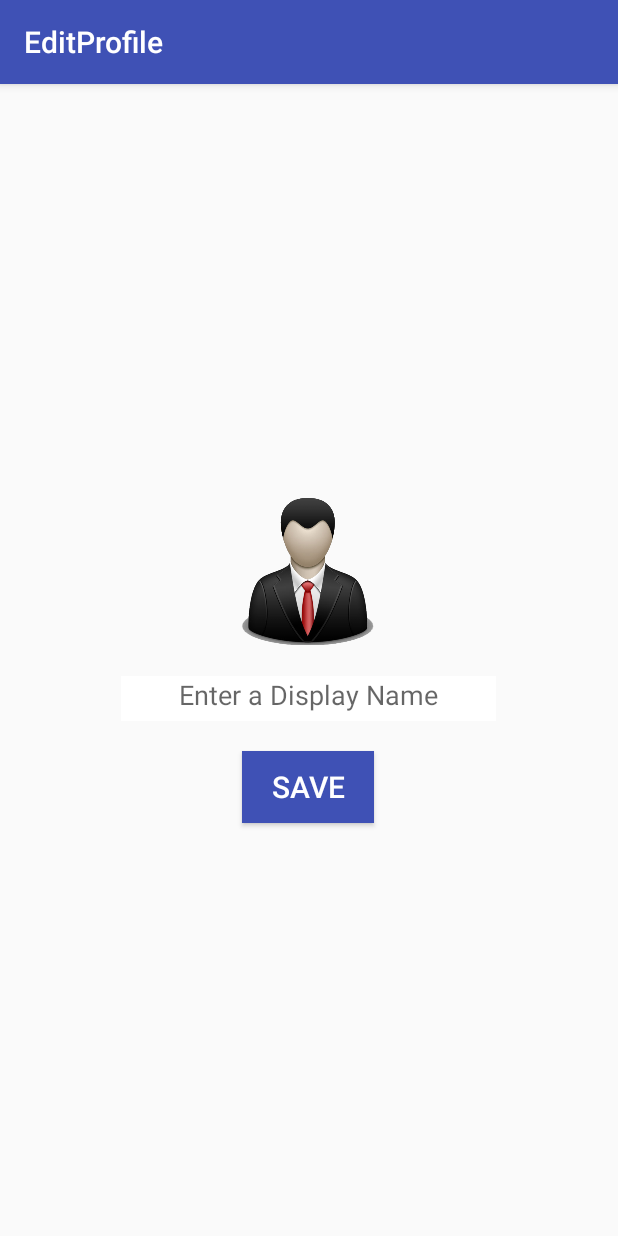
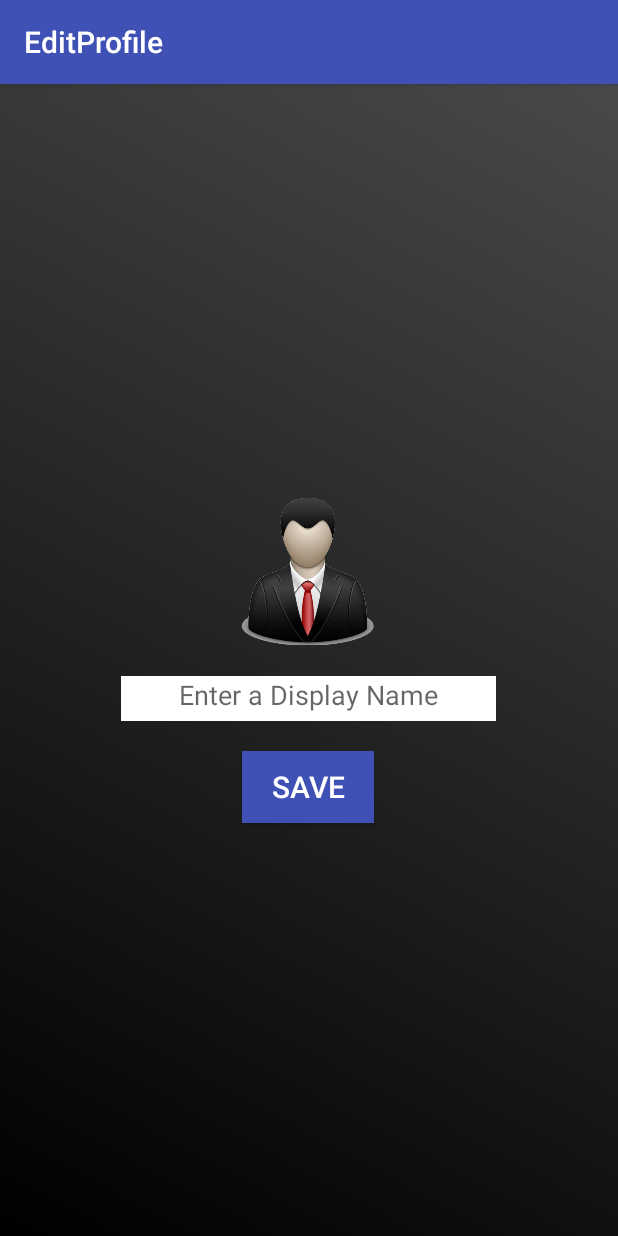
Before and after one commit to StanGraff/CentralChat, an Android app: the EditProfileActivity screen opened directly, with no data from a screen before it, on a phone screen of 412 x 824 dp. Run offline under Robolectric (Android 15) with nearby library versions, the phone set to English and light mode, and no system bars.

Commit message:
A few mods

```diff
--- a/app/src/main/java/centralsoft/uco/edu/centralchat/SharedPreferencesProcessing.java
+++ b/app/src/main/java/centralsoft/uco/edu/centralchat/SharedPreferencesProcessing.java
@@ -64,5 +64,10 @@ public class SharedPreferencesProcessing {
         }
     }
 
+    public void storeSessionIdNumber(Context ct)
+    {
+
+    }
+
 
 }
--- a/app/src/main/res/layout/activity_edit_profile.xml
+++ b/app/src/main/res/layout/activity_edit_profile.xml
@@ -4,6 +4,7 @@
     android:paddingRight="@dimen/activity_horizontal_margin"
     android:paddingTop="@dimen/activity_vertical_margin"
     android:paddingBottom="@dimen/activity_vertical_margin"
+    android:background="@drawable/background"
     tools:context="centralsoft.uco.edu.centralchat.EditProfileActivity">
 
     <LinearLayout
```
Also changed, not shown: app/src/main/ic_launcher-web.png (added), app/src/main/res/mipmap-hdpi/ic_launcher.png, app/src/main/res/mipmap-mdpi/ic_launcher.png, app/src/main/res/mipmap-xhdpi/ic_launcher.png, app/src/main/res/mipmap-xxhdpi/ic_launcher.png, app/src/main/res/mipmap-xxxhdpi/ic_launcher.png.
